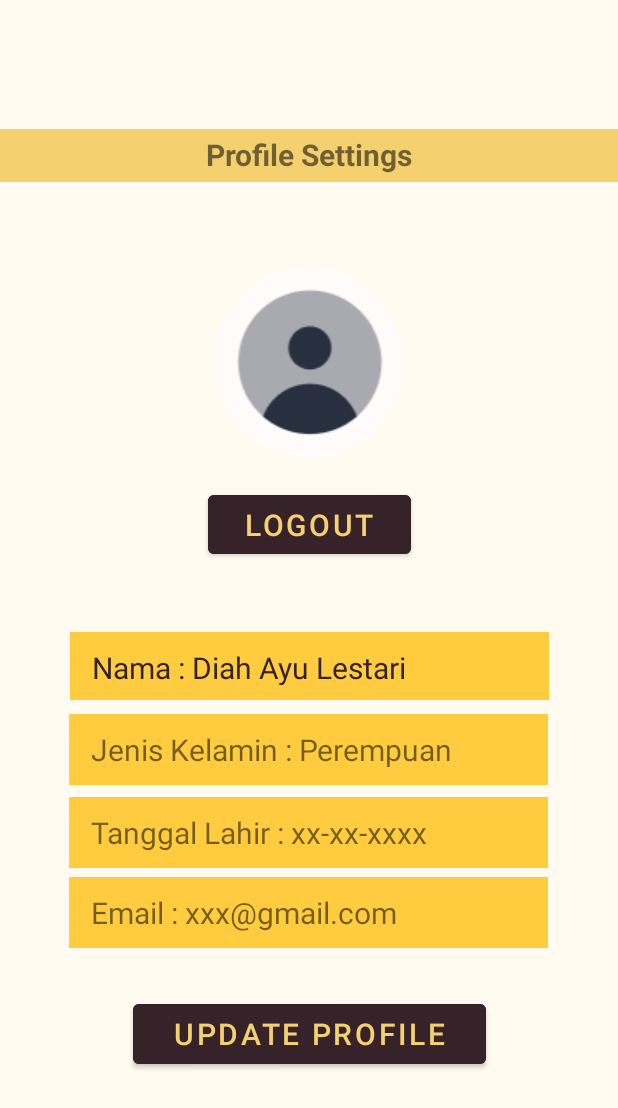
After one commit to pewpew28/macro-SecondBrain, an Android app: the layout fragment_profile_and_setting.xml on its own in the app's theme, with its tools: preview values and no code run, on a phone screen of 412 x 824 dp. The commit adds this screen. Shown: the top 1108 px of the screen. Run offline under Robolectric (Android 15) with nearby library versions, the phone set to English and light mode, and no system bars.

Commit message:
Layout Reminder, Calendar, profile

```diff
--- /dev/null
+++ b/app/src/main/res/layout/fragment_profile_and_setting.xml
@@ -0,0 +1,160 @@
+<?xml version="1.0" encoding="utf-8"?>
+<FrameLayout xmlns:android="http://schemas.android.com/apk/res/android"
+    xmlns:app="http://schemas.android.com/apk/res-auto"
+    xmlns:tools="http://schemas.android.com/tools"
+    android:layout_width="match_parent"
+    android:layout_height="match_parent"
+    tools:context=".databasefragment.home"
+    android:orientation="vertical"
+    android:background="#FFFBF0">
+
+    <androidx.constraintlayout.widget.ConstraintLayout
+        android:layout_width="match_parent"
+        android:layout_height="match_parent">
+
+        <ImageView
+            android:id="@+id/imageView3"
+            android:layout_width="match_parent"
+            android:layout_height="35dp"
+            android:scaleX="@integer/material_motion_duration_long_2"
+            android:src="@drawable/header"
+            app:layout_constraintBottom_toBottomOf="parent"
+            app:layout_constraintEnd_toEndOf="parent"
+            app:layout_constraintHorizontal_bias="0.0"
+            app:layout_constraintStart_toStartOf="parent"
+            app:layout_constraintTop_toTopOf="@+id/textView2"
+            app:layout_constraintVertical_bias="0.0" />
+
+        <TextView
+            android:id="@+id/textView2"
+            android:layout_width="match_parent"
+            android:layout_height="wrap_content"
+            android:layout_marginBottom="704dp"
+            android:padding="3dp"
+            android:text="Profile Settings"
+            android:textAlignment="center"
+            android:textSize="20sp"
+            android:textStyle="bold"
+            app:layout_constraintBottom_toBottomOf="parent"
+            app:layout_constraintEnd_toEndOf="parent"
+            app:layout_constraintHorizontal_bias="1.0"
+            app:layout_constraintStart_toStartOf="parent" />
+
+        <ImageView
+            android:id="@+id/imageView4"
+            android:layout_width="match_parent"
+            android:layout_height="wrap_content"
+            android:src="@drawable/user"
+            app:layout_constraintBottom_toBottomOf="parent"
+            app:layout_constraintEnd_toEndOf="parent"
+            app:layout_constraintHorizontal_bias="0.0"
+            app:layout_constraintStart_toStartOf="parent"
+            app:layout_constraintTop_toBottomOf="@+id/imageView3"
+            app:layout_constraintVertical_bias="0.099" />
+
+        <Button
+            android:id="@+id/button2"
+            android:layout_width="135dp"
+            android:layout_height="51dp"
+            android:backgroundTint="#362229"
+            android:text="Logout"
+            android:textColor="#F4D06F"
+            android:textSize="20sp"
+            app:layout_constraintBottom_toBottomOf="parent"
+            app:layout_constraintEnd_toEndOf="parent"
+            app:layout_constraintStart_toStartOf="parent"
+            app:layout_constraintTop_toBottomOf="@+id/imageView4"
+            app:layout_constraintVertical_bias="0.04" />
+
+        <TextView
+            android:id="@+id/textView3"
+            android:layout_width="319dp"
+            android:layout_height="45dp"
+            android:background="#FFCC3F"
+            android:padding="10dp"
+            android:text=" Nama : Diah Ayu Lestari"
+            android:textColor="#362229"
+            android:textSize="20sp"
+            app:layout_constraintBottom_toBottomOf="parent"
+            app:layout_constraintEnd_toEndOf="parent"
+            app:layout_constraintStart_toStartOf="parent"
+            app:layout_constraintTop_toBottomOf="@+id/button2"
+            app:layout_constraintVertical_bias="0.114" />
+
+        <TextView
+            android:id="@+id/textView4"
+            android:layout_width="319dp"
+            android:layout_height="wrap_content"
+            android:background="#FFCC3F"
+            android:padding="10dp"
+            android:text=" Jenis Kelamin : Perempuan"
+            android:textSize="20sp"
+            app:layout_constraintBottom_toBottomOf="parent"
+            app:layout_constraintEnd_toEndOf="@+id/imageView3"
+            app:layout_constraintHorizontal_bias="0.498"
+            app:layout_constraintStart_toStartOf="parent"
+            app:layout_constraintTop_toBottomOf="@+id/textView3"
+            app:layout_constraintVertical_bias="0.031" />
+
+        <TextView
+            android:id="@+id/textView5"
+            android:layout_width="319dp"
+            android:layout_height="wrap_content"
+            android:background="#FFCC3F"
+            android:padding="10dp"
+            android:text=" Tanggal Lahir : xx-xx-xxxx"
+            android:textSize="20sp"
+            app:layout_constraintBottom_toBottomOf="parent"
+            app:layout_constraintEnd_toEndOf="@+id/imageView3"
+            app:layout_constraintHorizontal_bias="0.498"
+            app:layout_constraintStart_toStartOf="parent"
+            app:layout_constraintTop_toBottomOf="@+id/textView4"
+            app:layout_constraintVertical_bias="0.031" />
+
+        <TextView
+            android:id="@+id/textView6"
+            android:layout_width="319dp"
+            android:layout_height="wrap_content"
+            android:background="#FFCC3F"
+            android:padding="10dp"
+            android:text=" No. HP : xx-xx-xxxx"
+            android:textSize="20sp"
+            app:layout_constraintBottom_toBottomOf="parent"
+            app:layout_constraintEnd_toEndOf="@+id/imageView3"
+            app:layout_constraintHorizontal_bias="0.498"
+            app:layout_constraintStart_toStartOf="parent"
+            app:layout_constraintTop_toBottomOf="@+id/textView5"
+            app:layout_constraintVertical_bias="0.031" />
+
+        <TextView
+            android:layout_width="319dp"
+            android:layout_height="wrap_content"
+            android:background="#FFCC3F"
+            android:padding="10dp"
+            android:text=" Email : xxx@gmail.com"
+            android:textSize="20sp"
+            app:layout_constraintBottom_toBottomOf="parent"
+            app:layout_constraintEnd_toEndOf="@+id/imageView3"
+            app:layout_constraintHorizontal_bias="0.498"
+            app:layout_constraintStart_toStartOf="parent"
+            app:layout_constraintTop_toBottomOf="@+id/textView5"
+            app:layout_constraintVertical_bias="0.031" />
+
+        <Button
+            android:id="@+id/button3"
+            android:layout_width="235dp"
+            android:layout_height="52dp"
+            android:backgroundTint="#362229"
+            android:text="Update Profile"
+            android:textColor="#F4D06F"
+            android:textSize="20sp"
+            app:layout_constraintBottom_toBottomOf="parent"
+            app:layout_constraintEnd_toEndOf="parent"
+            app:layout_constraintStart_toStartOf="parent"
+            app:layout_constraintTop_toBottomOf="@+id/textView6"
+            app:layout_constraintVertical_bias="0.226" />
+
+
+    </androidx.constraintlayout.widget.ConstraintLayout>
+
+</FrameLayout>
```
Also changed, not shown: app/src/main/res/layout/activity_reminder.xml (added, +32 -0 lines), app/src/main/res/layout/fragment_calendar.xml (+67 -14 lines), app/src/main/res/drawable/header.png (added), app/src/main/res/drawable/user.png (added).
